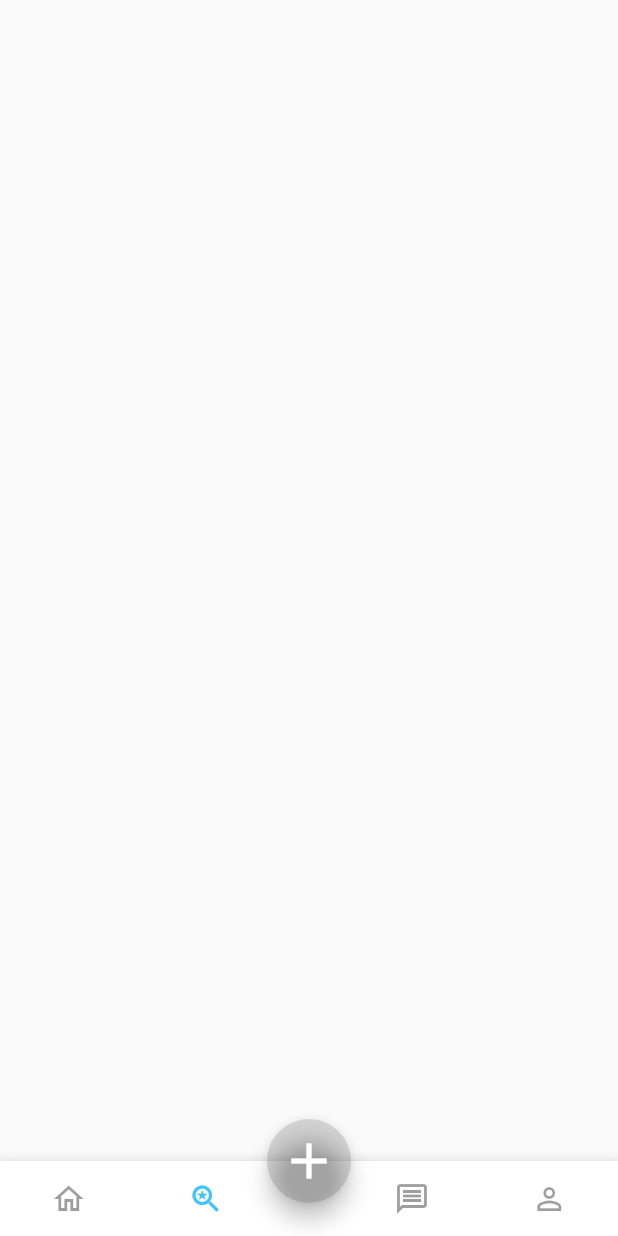
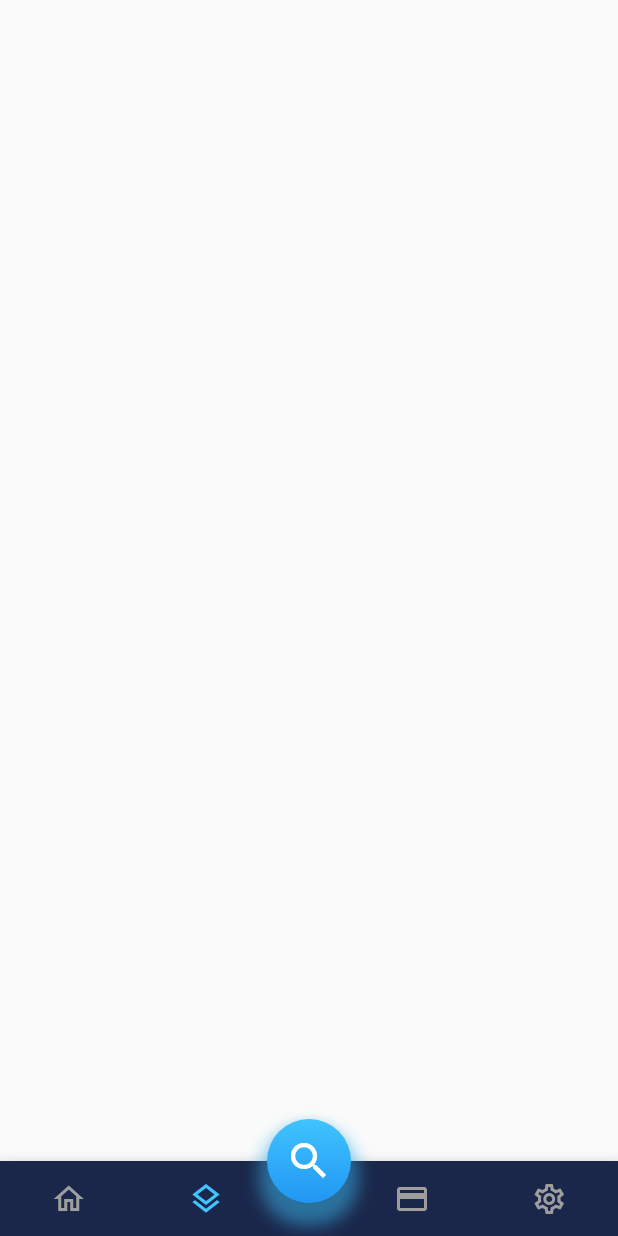
Before and after one commit to hossam-alissa/free_lancer_prject11, a Flutter app: the screen it shows after launch, item 2 of the bottom bar chosen, on a phone screen of 412 x 824 dp. Run offline on Flutter 3.47's test engine with Material 2 defaults, Android fonts, the phone set to English and light mode, and no system bars.

Commit message:
EDT BottomBar

```diff
--- a/lib/screens/nav_screen.dart
+++ b/lib/screens/nav_screen.dart
@@ -32,28 +32,53 @@ class _NavScreenState extends State<NavScreen> {
       body: mainScreen[_selectedIndexScreen],
       floatingActionButtonLocation: FloatingActionButtonLocation.centerDocked,
       floatingActionButton: FloatingActionButton(
+        backgroundColor: Colors.white.withOpacity(0.0),
         onPressed: () {
           onTapped(2);
         },
         // shape: _CustomBorder(),
-        backgroundColor: _selectedIndexScreen == 2
-            ? Colors.lightBlueAccent.withOpacity(0.7)
-            : Colors.black12,
-        child: const CustomPaint(
-          child: Icon(
-            Icons.add,
-            size: 40.0,
+        // backgroundColor: _selectedIndexScreen == 2
+        //     ? Colors.lightBlueAccent.withOpacity(0.7)
+        //     : Colors.black12,
+        // backgroundColor: Colors.lightBlueAccent, //.withOpacity(0.7),
+
+        child: Container(
+          height: 56,
+          width: 56,
+          decoration: BoxDecoration(
+            borderRadius: BorderRadius.circular(30),
+
+            gradient: const LinearGradient(
+              begin: Alignment.topCenter,
+              end: Alignment.bottomCenter,
+              colors: [
+                Colors.lightBlueAccent,
+                Colors.blue,
+              ],
+            ),
+            boxShadow: [
+              BoxShadow(
+                color: Colors.lightBlueAccent.withOpacity(0.5),
+                spreadRadius: 5,
+                blurRadius: 9,
+                offset: Offset(0, 10), // changes position of shadow
+              ),
+            ],
+          ),
+          child: const Icon(
+            Icons.search,
+            size: 32.0,
             color: Colors.white,
           ),
         ),
+        // ),
       ),
       bottomNavigationBar: BottomAppBar(
-        color: Colors.white,
         child: Container(
           height: 50.0,
           width: double.infinity,
           decoration: BoxDecoration(
-            color: Colors.white.withOpacity(1.0),
+            color: backGroundApp,
             boxShadow: const [
               BoxShadow(
                 color: Colors.black12,
@@ -68,18 +93,16 @@ class _NavScreenState extends State<NavScreen> {
               Expanded(
                 flex: 2,
                 child: columnX(
-                  _selectedIndexScreen == 0
-                      ? Icons.home
-                      : Icons.home_outlined,
-                  isEnglish ? "Home" : "الرئيسية",
+                  Icons.home_outlined,
+                  "Material_Icon",
                   0,
                 ),
               ),
               Expanded(
                 flex: 2,
                 child: columnX(
-                  _selectedIndexScreen == 1 ? Icons.saved_search : Icons.search,
-                  isEnglish ? "Type" : "النوع",
+                  Icons.layers_outlined,
+                  "Material Icon",
                   1,
                 ),
               ),
@@ -91,18 +114,16 @@ class _NavScreenState extends State<NavScreen> {
               Expanded(
                 flex: 2,
                 child: columnX(
-                  _selectedIndexScreen == 3 ? Icons.message : Icons.message_outlined,
-                  isEnglish ? "Subscribe" : "الإشتراك",
+                  Icons.credit_card_outlined,
+                  "Material Icon",
                   3,
                 ),
               ),
               Expanded(
                 flex: 2,
                 child: columnX(
-                  _selectedIndexScreen == 4
-                      ? Icons.person
-                      : Icons.person_outline,
-                  isEnglish ? "Setting" : "الإعدادات",
+                  Icons.settings_outlined,
+                  "Material Icon",
                   4,
                 ),
               ),
@@ -124,7 +145,7 @@ class _NavScreenState extends State<NavScreen> {
             iconType,
             color: _selectedIndexScreen == screenNumber
                 ? Colors.lightBlueAccent
-                : Colors.black38,
+                : Colors.grey,
           ),
           // Text(
           //   name,
```
